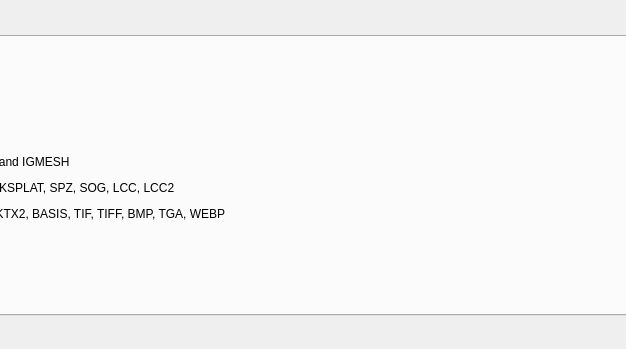
The window that gui_client/AddObjectDialog.ui (shipilovden/substrata-metasiberia) describes before a commit, drawn with Qt 5; both pictures show x 317 to 943 and y 0 to 349 of the 1124 by 686 pixel window.
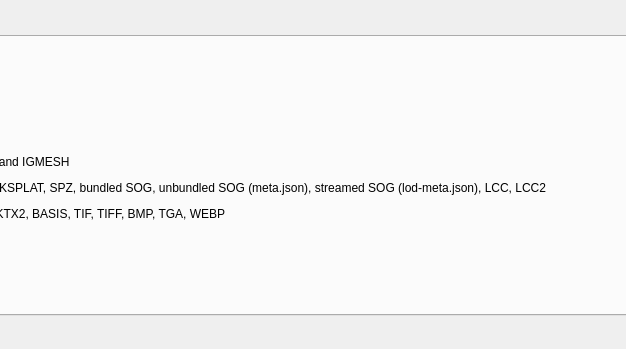
The same window after the commit. The open tabs and pages were chosen to show the change. Custom widgets are drawn as their Qt base class.

Commit message: feat(web): wire Gaussian splat upload into SDL client

```diff
--- a/gui_client/AddObjectDialog.ui
+++ b/gui_client/AddObjectDialog.ui
@@ -47,7 +47,7 @@
        <item>
         <widget class="QLabel" name="label_3">
          <property name="text">
-          <string>&lt;html&gt;&lt;head/&gt;&lt;body&gt;&lt;p&gt;Supported model formats: OBJ, GLTF, GLB, VOX, STL and IGMESH&lt;/p&gt;&lt;p&gt;Gaussian splat formats: PLY, compressed PLY, SPLAT, KSPLAT, SPZ, SOG, LCC, LCC2&lt;/p&gt;&lt;p&gt;Supported image formats: JPG, PNG, GIF, EXR, KTX, KTX2, BASIS, TIF, TIFF, BMP, TGA, WEBP&lt;/p&gt;&lt;/body&gt;&lt;/html&gt;</string>
+          <string>&lt;html&gt;&lt;head/&gt;&lt;body&gt;&lt;p&gt;Supported model formats: OBJ, GLTF, GLB, VOX, STL and IGMESH&lt;/p&gt;&lt;p&gt;Gaussian splat formats: PLY, compressed PLY, SPLAT, KSPLAT, SPZ, bundled SOG, unbundled SOG (meta.json), streamed SOG (lod-meta.json), LCC, LCC2&lt;/p&gt;&lt;p&gt;Supported image formats: JPG, PNG, GIF, EXR, KTX, KTX2, BASIS, TIF, TIFF, BMP, TGA, WEBP&lt;/p&gt;&lt;/body&gt;&lt;/html&gt;</string>
          </property>
          <property name="wordWrap">
           <bool>false</bool>
```
The commit also changes 8 other files.
